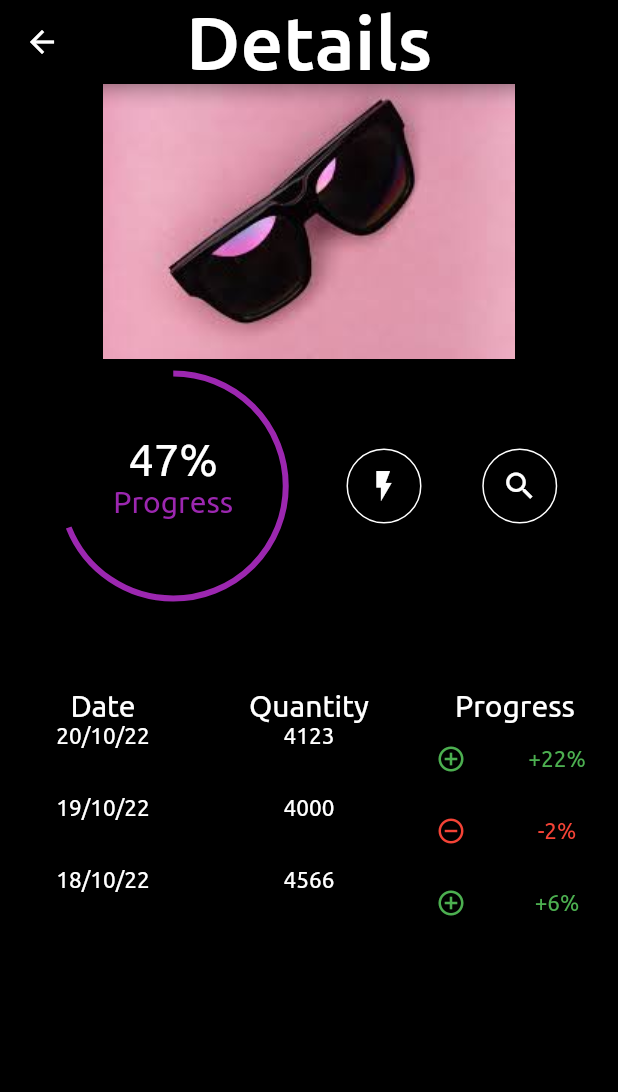
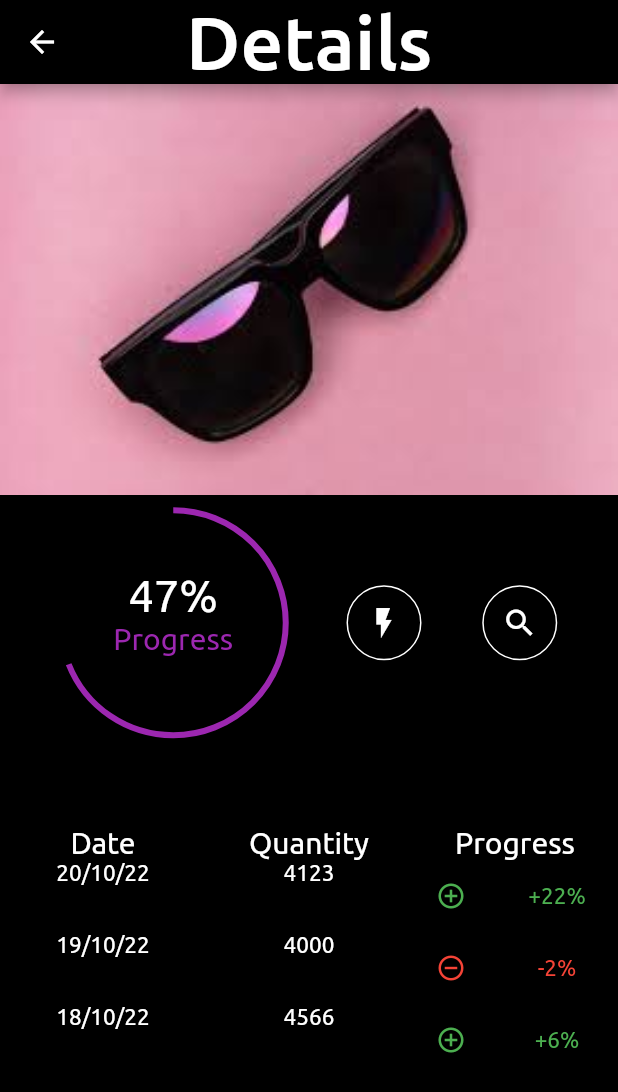
Before and after one commit to itsRaCl/sutt-task-1, a Flutter app: the SecondRoute screen opened directly, on a phone screen of 412 x 824 dp. Shown: the top 1092 px of the screen. Run offline on Flutter 3.47's test engine with Material 2 defaults, Android fonts, the phone set to English and light mode, and no system bars; project files that could hold a hidden picture were left out.

Commit message:
extended the image to screen width

```diff
--- a/lib/main.dart
+++ b/lib/main.dart
@@ -271,8 +271,12 @@ class SecondRoute extends StatelessWidget {
         centerTitle: true,
       ),
       body: Column(mainAxisAlignment: MainAxisAlignment.start, children: [
-        Image.asset(
-          'assets/download.jpeg',
+        Container(
+          width: MediaQuery.of(context).size.width,
+          child: Image.asset(
+            'assets/download.jpeg',
+            fit: BoxFit.fill,
+          ),
         ),
         Padding(
           padding: const EdgeInsets.symmetric(vertical: 10.0, horizontal: 0),
```
